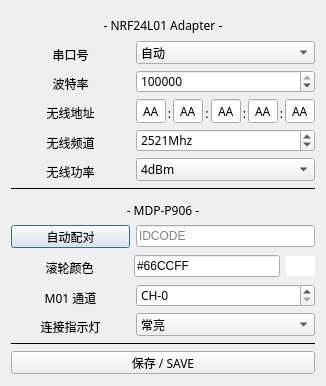
Above: gui_source/mdp_gui_template/settings.ui from ElluIFX/DP100-PyQt5-GUI before the change. Below: the same form after it.
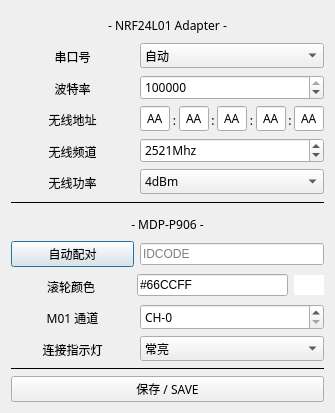
That is the form after the change.

Commit message: fix graph blink, improve window size and center

Diff of the .ui file:
```diff
--- a/gui_source/mdp_gui_template/settings.ui
+++ b/gui_source/mdp_gui_template/settings.ui
@@ -12,14 +12,20 @@
    <rect>
     <x>0</x>
     <y>0</y>
-    <width>326</width>
-    <height>386</height>
+    <width>335</width>
+    <height>413</height>
    </rect>
   </property>
   <property name="minimumSize">
    <size>
-    <width>210</width>
-    <height>250</height>
+    <width>335</width>
+    <height>413</height>
+   </size>
+  </property>
+  <property name="maximumSize">
+   <size>
+    <width>335</width>
+    <height>16777215</height>
    </size>
   </property>
   <property name="windowTitle">
```
The commit also changes 7 other files.
